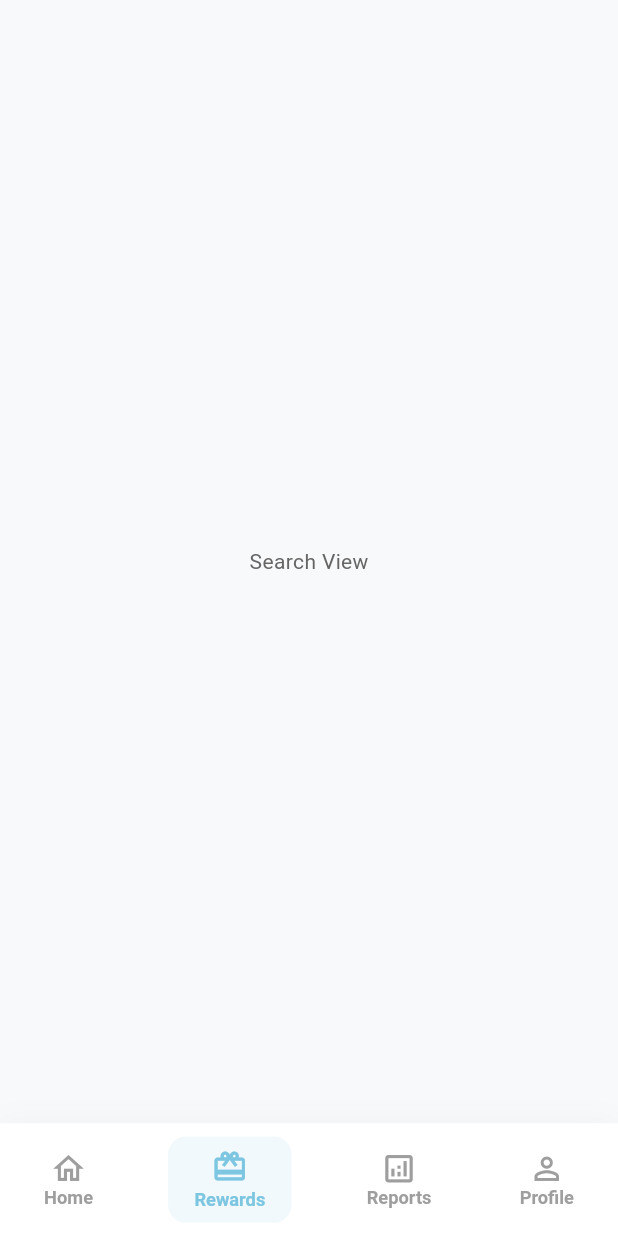
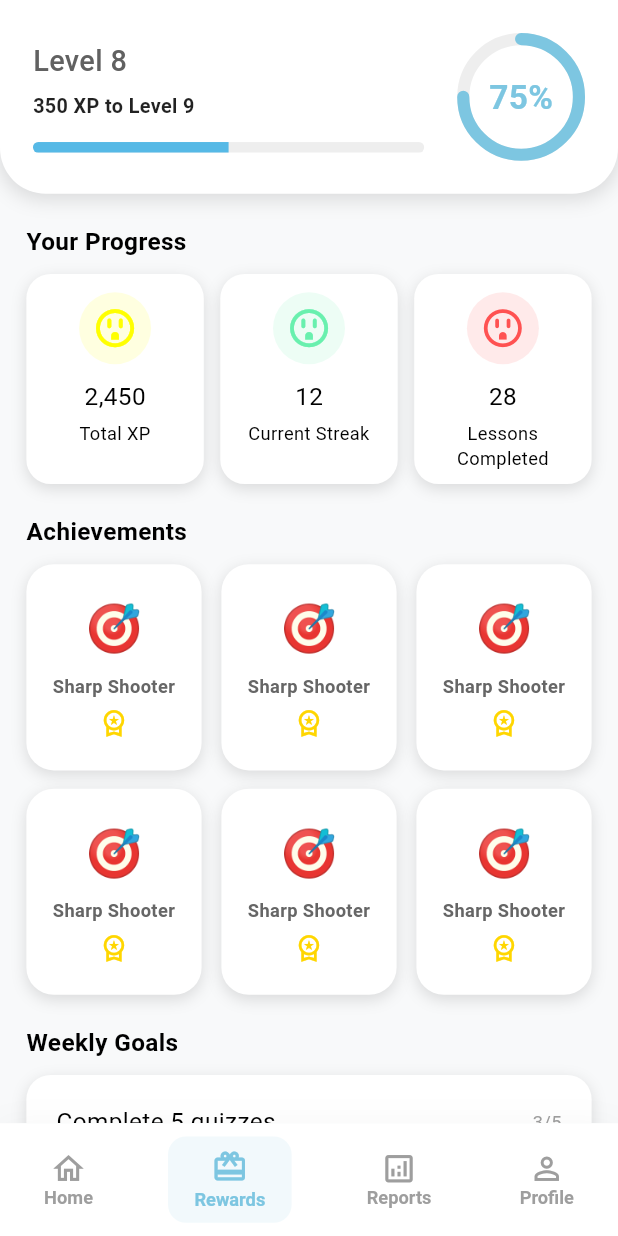
Before and after one commit to ibraam123/cartoon_app, a Flutter app: the MainView screen opened by its route, item 2 of the bottom bar chosen, on a phone screen of 412 x 824 dp. Run offline on Flutter 3.47's test engine with Material 3 defaults, Android fonts, the phone set to English and light mode, and no system bars; drawn by our look-alikes of percent_indicator; our stand-ins replace cloud_firestore, easy_localization, email_validator, firebase_auth, firebase_core, flutter_bloc and 6 more; accounts and stored records are empty.

Commit message:
finish of rewards_view.dart screen design

```diff
--- a/lib/features/home/preseantation/views/home_view.dart
+++ b/lib/features/home/preseantation/views/home_view.dart
@@ -15,7 +15,10 @@ class HomeView extends StatelessWidget {
   Widget build(BuildContext context) {
     return ListView(
       children: [
-        HeaderContainer(),
+        HeaderContainer(
+          title: "Welcome back,",
+          subTitle: "Michael",
+        ),
         SizedBox(height: 20.h),
         Padding(
           padding: EdgeInsets.symmetric(horizontal: 16.w),
--- a/lib/features/home/preseantation/views/main_view.dart
+++ b/lib/features/home/preseantation/views/main_view.dart
@@ -1,6 +1,7 @@
 import 'package:flutter/material.dart';
 
 import '../../../../core/widgets/custom_bottom_navbar.dart';
+import '../../../rewards/presentation/views/rewards_view.dart';
 import 'home_view.dart';
 
 class MainView extends StatefulWidget {
@@ -16,7 +17,7 @@ class _MainViewState extends State<MainView> {
 
   final List<Widget> _pages = [
     HomeView(),
-    SearchView(),
+    RewardsView(),
     FavoriteView(),
     CartView(),
   ];
@@ -41,16 +42,7 @@ class _MainViewState extends State<MainView> {
     );
   }
 }
-class SearchView extends StatelessWidget {
-  const SearchView({super.key});
 
-  @override
-  Widget build(BuildContext context) {
-    return const Center(
-      child: Text('Search View'),
-    );
-  }
-}
 class FavoriteView extends StatelessWidget {
   const FavoriteView({super.key});
 
--- a/lib/features/home/preseantation/widgets/header_container.dart
+++ b/lib/features/home/preseantation/widgets/header_container.dart
@@ -5,7 +5,9 @@ import '../../../../core/config/app_colors.dart';
 import '../../../auth/presentation/widgets/custom_form_text_field.dart';
 
 class HeaderContainer extends StatelessWidget {
-  const HeaderContainer({super.key});
+  const HeaderContainer({super.key , required this.title, required this.subTitle,});
+  final String title;
+  final String subTitle;
 
   @override
   Widget build(BuildContext context) {
@@ -38,14 +40,14 @@ class HeaderContainer extends StatelessWidget {
                 crossAxisAlignment: CrossAxisAlignment.start,
                 children: [
                   Text(
-                    "Welcome back,",
+                    title,
                     style: TextStyle(
                       fontSize: 12.sp,
                       color: Colors.grey,
                     ),
                   ),
                   Text(
-                    "John Doe👋",
+                    subTitle,
                     style: TextStyle(
                       fontSize: 20.sp,
                       color: Colors.black,
--- a/lib/features/home/preseantation/widgets/header_section.dart
+++ b/lib/features/home/preseantation/widgets/header_section.dart
@@ -18,6 +18,7 @@ class HeadersSection extends StatelessWidget {
           style: TextStyle(
             fontSize: 16.sp,
             color: Colors.black,
+            fontWeight: FontWeight.bold,
           ),
         ),
         haveSeeAll! ? TextButton(
--- a/lib/features/rewards/presentation/views/rewards_view.dart
+++ b/lib/features/rewards/presentation/views/rewards_view.dart
@@ -0,0 +1,76 @@
+import 'package:cartoon_app/core/config/app_colors.dart';
+import 'package:cartoon_app/core/widgets/custom_button.dart';
+import 'package:cartoon_app/features/home/preseantation/widgets/header_section.dart';
+import 'package:flutter/material.dart';
+import 'package:flutter_screenutil/flutter_screenutil.dart';
+import '../widgets/achivement_grid_view.dart';
+import '../widgets/header_reward_container.dart';
+import '../widgets/progress_container.dart';
+import '../widgets/weekly_goals_container.dart';
+
+
+class RewardsView extends StatelessWidget {
+  const RewardsView({super.key});
+
+  @override
+  Widget build(BuildContext context) {
+    return ListView(
+      children: [
+        HeaderRewardsContainer(
+          title: "Level 8",
+          subTitle: "350 XP to Level 9",
+        ),
+        SizedBox(height: 20.h),
+        Padding(
+          padding: EdgeInsets.symmetric(horizontal: 16.w),
+          child: HeadersSection(text: "Your Progress" , haveSeeAll: false,),
+        ),
+        SizedBox(height: 10.h),
+        Padding(
+          padding: EdgeInsets.symmetric(horizontal: 16.w),
+          child: Row(
+            children: [
+              Expanded(child: ProgressContainer(icon: Icons.outlet_outlined, colorIcon: Colors.yellowAccent, title: "2,450", subTitle: "Total XP")),
+              SizedBox(width: 10.w),
+              Expanded(child: ProgressContainer(icon: Icons.outlet_outlined, colorIcon: Colors.greenAccent, title: "12", subTitle: "Current Streak")),
+              SizedBox(width: 10.w),
+              Expanded(child: ProgressContainer(icon: Icons.outlet_outlined, colorIcon: Colors.redAccent , title: "28", subTitle: "Lessons Completed" )),
+            ],
+          ),
+        ),
+        SizedBox(height: 20.h),
+        Padding(
+          padding: EdgeInsets.symmetric(horizontal: 16.w),
+          child: HeadersSection(text: "Achievements" , haveSeeAll: false,),
+        ),
+        SizedBox(height: 10.h),
+        Padding(
+          padding: EdgeInsets.symmetric(horizontal: 16.w),
+          child: AchievementsGridView(),
+        ),
+        SizedBox(height: 20.h),
+        Padding(
+          padding: EdgeInsets.symmetric(horizontal: 16.w),
+          child: HeadersSection(text: "Weekly Goals" , haveSeeAll: false,),
+        ),
+        SizedBox(height: 10.h),
+        Padding(
+          padding: EdgeInsets.symmetric(horizontal: 16.w),
+          child: WeeklyGoalsContainer(),
+        ),
+        SizedBox(height: 30.h),
+        Padding(
+          padding: EdgeInsets.symmetric(horizontal: 16.w),
+          child: CustomButton(text: "Continue Learning", color: AppColors.primary , onTap: () {} ,),
+        ),
+        SizedBox(height: 20.h),
+
+
+
+
+
+
+      ],
+    );
+  }
+}
--- /dev/null
+++ b/lib/features/rewards/presentation/widgets/achivement_grid_view.dart
@@ -0,0 +1,102 @@
+import 'package:flutter/material.dart';
+import 'package:flutter_screenutil/flutter_screenutil.dart';
+
+
+
+class AchievementCard extends StatelessWidget {
+  const AchievementCard({
+    super.key,
+    required this.emoji,
+    required this.title,
+    required this.icon,
+  });
+
+  final String emoji;
+  final String title;
+  final IconData icon;
+
+  @override
+  Widget build(BuildContext context) {
+    return Container(
+      padding: EdgeInsets.all(14.w),
+      decoration: BoxDecoration(
+        color: Colors.white,
+        borderRadius: BorderRadius.circular(18.r),
+        boxShadow: [
+          BoxShadow(
+            color: Colors.black12,
+            blurRadius: 8,
+            offset: Offset(0, 3),
+          ),
+        ],
+      ),
+      child: Column(
+        mainAxisAlignment: MainAxisAlignment.center,
+        children: [
+          Flexible(
+            flex: 3,
+            child: FittedBox(
+              child: Text(
+                emoji,
+                style: TextStyle(fontSize: 40.sp),
+              ),
+            ),
+          ),
+
+          SizedBox(height: 8.h),
+
+          Flexible(
+            flex: 2,
+            child: Text(
+              title,
+              maxLines: 1,
+              overflow: TextOverflow.ellipsis,
+              textAlign: TextAlign.center,
+              style: TextStyle(
+                fontSize: 12.sp,
+                fontWeight: FontWeight.w600,
+              ),
+            ),
+          ),
+
+          SizedBox(height: 6.h),
+
+          Icon(
+            icon,
+            color: Colors.yellowAccent.shade700,
+            size: 20.r,
+          ),
+        ],
+      ),
+    );
+  }
+}
+
+class AchievementsGridView extends StatelessWidget {
+  const AchievementsGridView({super.key});
+
+  @override
+  Widget build(BuildContext context) {
+    return GridView.builder(
+      shrinkWrap: true,
+      physics: NeverScrollableScrollPhysics() ,
+      itemCount: 6,
+      gridDelegate: SliverGridDelegateWithFixedCrossAxisCount(
+        crossAxisCount: 3,
+        crossAxisSpacing: 12.w,
+        mainAxisSpacing: 12.h,
+        childAspectRatio: 0.85, // More responsive than 1.0
+      ),
+      itemBuilder: (context, index) {
+        return SizedBox(
+          height: 150.h,
+          child: AchievementCard(
+            emoji: "🎯",
+            title: "Sharp Shooter",
+            icon: Icons.workspace_premium_outlined,
+          ),
+        );
+      },
+    );
+  }
+}
--- /dev/null
+++ b/lib/features/rewards/presentation/widgets/header_reward_container.dart
@@ -0,0 +1,108 @@
+import 'package:flutter/material.dart';
+import 'package:flutter_screenutil/flutter_screenutil.dart';
+import 'package:percent_indicator/circular_percent_indicator.dart';
+
+import '../../../../core/config/app_colors.dart';
+
+class HeaderRewardsContainer extends StatelessWidget {
+  const HeaderRewardsContainer({
+    super.key,
+    required this.title,
+    required this.subTitle,
+  });
+
+  final String title;
+  final String subTitle;
+
+  @override
+  Widget build(BuildContext context) {
+    return Container(
+      padding: EdgeInsets.all(20.w),
+      width: double.infinity,
+      decoration: BoxDecoration(
+        color: Colors.white,
+        borderRadius: BorderRadius.only(
+          bottomLeft: Radius.circular(30.r),
+          bottomRight: Radius.circular(30.r),
+        ),
+        boxShadow: [
+          BoxShadow(
+            color: Colors.black12,
+            blurRadius: 10,
+            spreadRadius: 1,
+            offset: Offset(0, 3),
+          ),
+        ],
+      ),
+      child: Row(
+        crossAxisAlignment: CrossAxisAlignment.center,
+        mainAxisAlignment: MainAxisAlignment.spaceBetween,
+        children: [
+
+          // ================== LEFT SIDE INFO ==================
+          Expanded(
+            child: Column(
+              crossAxisAlignment: CrossAxisAlignment.start,
+              children: [
+                Text(
+                  title,
+                  style: TextStyle(
+                    fontSize: 19.sp,
+                    fontWeight: FontWeight.w500,
+                    color: Colors.grey[700],
+                  ),
+                ),
+
+                SizedBox(height: 6.h),
+
+                Text(
+                  subTitle,
+                  style: TextStyle(
+                    fontSize: 13.sp,
+                    fontWeight: FontWeight.bold,
+                    color: Colors.black87,
+                  ),
+                ),
+
+                SizedBox(height: 14.h),
+
+                // ---------- XP Progress Bar ----------
+                ClipRRect(
+                  borderRadius: BorderRadius.circular(12.r),
+                  child: LinearProgressIndicator(
+                    minHeight: 7.h,
+                    backgroundColor: Colors.grey[200],
+                    value: 0.50,
+                    valueColor:
+                    AlwaysStoppedAnimation(Color(0xFF56B9E6)),
+                  ),
+                ),
+              ],
+            ),
+          ),
+
+
+          SizedBox(width: 20.w),
+
+          // ================== RIGHT SIDE CIRCLE ==================
+          CircularPercentIndicator(
+            radius: 42.r,
+            lineWidth: 8.r,
+            percent: 0.75,
+            progressColor: AppColors.primary,
+            backgroundColor: Colors.grey[200]!,
+            circularStrokeCap: CircularStrokeCap.round,
+            center: Text(
+              "75%",
+              style: TextStyle(
+                fontSize: 22.sp,
+                fontWeight: FontWeight.w600,
+                color: AppColors.primary,
+              ),
+            ),
+          ),
+        ],
+      ),
+    );
+  }
+}
--- /dev/null
+++ b/lib/features/rewards/presentation/widgets/progress_container.dart
@@ -0,0 +1,73 @@
+import 'package:flutter/material.dart';
+import 'package:flutter_screenutil/flutter_screenutil.dart';
+
+class ProgressContainer extends StatelessWidget {
+  const ProgressContainer({super.key , required this.icon, required this.colorIcon, required this.title, required this.subTitle});
+  final IconData icon;
+  final Color colorIcon;
+  final String title;
+  final String subTitle;
+
+  @override
+  Widget build(BuildContext context) {
+    final Size screenSize = MediaQuery.of(context).size;
+    return Container(
+      height: screenSize.height * 0.17,
+      padding: EdgeInsets.symmetric(horizontal: 12.w, vertical: 12.h),
+      width: double.infinity,
+      decoration: BoxDecoration(
+        color: Colors.white,
+        borderRadius: BorderRadius.all(
+          Radius.circular(16.r),
+        ),
+        boxShadow: [
+          BoxShadow(
+            color: Colors.black12,
+            blurRadius: 8,
+            offset: Offset(0, 3),
+          )
+        ],
+      ),
+      child: Center(
+        child: Column(
+          children: [
+            Container(
+              decoration: BoxDecoration(
+                color: colorIcon.withValues(alpha: 0.12),
+                borderRadius: BorderRadius.circular(32.r),
+              ),
+              child: IconButton(
+                onPressed: () {},
+                icon: Icon(
+                  icon,
+                  color: colorIcon,
+                  size: 30.r,
+                ),
+              ),
+            ),
+            SizedBox(height: 10.h),
+            Text(
+              title,
+              style: TextStyle(
+                fontSize: 16.sp,
+                color: Colors.black,
+              ),
+            ),
+            SizedBox(height: 4.h),
+            Text(
+              subTitle,
+              textAlign: TextAlign.center,
+              maxLines: 2,
+              overflow: TextOverflow.ellipsis ,
+              style: TextStyle(
+                fontSize: 12.sp,
+                color: Colors.black,
+
+              ),
+            )
+          ],
+        ),
+      ),
+    );
+  }
+}
--- /dev/null
+++ b/lib/features/rewards/presentation/widgets/weekly_goals_container.dart
@@ -0,0 +1,126 @@
+import 'package:flutter/material.dart';
+import 'package:flutter_screenutil/flutter_screenutil.dart';
+
+class WeeklyGoalsContainer extends StatelessWidget {
+  const WeeklyGoalsContainer({super.key});
+
+  @override
+  Widget build(BuildContext context) {
+    return Container(
+      padding: EdgeInsets.symmetric(horizontal: 20, vertical: 20),
+      width: double.infinity,
+      decoration: BoxDecoration(
+        color: Colors.white,
+        borderRadius: BorderRadius.all(
+          Radius.circular(16.r),
+        ),
+        boxShadow: [
+          BoxShadow(
+            color: Colors.black12,
+            blurRadius: 8,
+            offset: Offset(0, 3),
+          )
+        ],
+      ),
+      child: Column(
+        children: [
+          Column(
+            children: [
+              Row(
+                mainAxisAlignment: MainAxisAlignment.spaceBetween,
+                children: [
+                  Text(
+                    "Complete 5 quizzes",
+                    style: TextStyle(
+                      fontSize: 16.sp,
+                      color: Colors.black,
+                    ),
+                  ),
+                  Text(
+                      "3/5",
+                      style: TextStyle(
+                        fontSize: 12.sp,
+                        color: Colors.grey,
+                      )
+                  ),
+                ],
+              ),
+              SizedBox(height: 10.h),
+              LinearProgressIndicator(
+                minHeight: 8,
+                backgroundColor: Colors.grey,
+                valueColor: AlwaysStoppedAnimation(Color(0xFF56B9E6)),
+                value: 0.6,
+                borderRadius: BorderRadius.circular(12.r) ,
+              )
+            ],
+          ),
+          SizedBox(height: 20.h),
+          Column(
+            children: [
+              Row(
+                mainAxisAlignment: MainAxisAlignment.spaceBetween,
+                children: [
+                  Text(
+                    "Complete 5 quizzes",
+                    style: TextStyle(
+                      fontSize: 16.sp,
+                      color: Colors.black,
+                    ),
+                  ),
+                  Text(
+                      "3/5",
+                      style: TextStyle(
+                        fontSize: 12.sp,
+                        color: Colors.grey,
+                      )
+                  ),
+                ],
+              ),
+              SizedBox(height: 10.h),
+              LinearProgressIndicator(
+                minHeight: 8,
+                backgroundColor: Colors.grey,
+                valueColor: AlwaysStoppedAnimation(Color(0xFF56B9E6)),
+                value: 0.6,
+                borderRadius: BorderRadius.circular(12.r) ,
+              )
+            ],
+          ),
+          SizedBox(height: 20.h),
+          Column(
+            children: [
+              Row(
+                mainAxisAlignment: MainAxisAlignment.spaceBetween,
+                children: [
+                  Text(
+                    "Complete 5 quizzes",
+                    style: TextStyle(
+                      fontSize: 16.sp,
+                      color: Colors.black,
+                    ),
+                  ),
+                  Text(
+                      "3/5",
+                      style: TextStyle(
+                        fontSize: 12.sp,
+                        color: Colors.grey,
+                      )
+                  ),
+                ],
+              ),
+              SizedBox(height: 10.h),
+              LinearProgressIndicator(
+                minHeight: 8,
+                backgroundColor: Colors.grey,
+                valueColor: AlwaysStoppedAnimation(Color(0xFF56B9E6)),
+                value: 0.6,
+                borderRadius: BorderRadius.circular(12.r) ,
+              )
+            ],
+          ),
+        ],
+      ),
+    );
+  }
+}
--- a/lib/features/splash/splash_view.dart
+++ b/lib/features/splash/splash_view.dart
@@ -40,7 +40,7 @@ class _SplashScreenState extends State<SplashScreen> with SingleTickerProviderSt
 
     if (currentState is AuthSuccess && currentState.user != null) {
       // User is logged in - go to main screen
-      GoRouter.of(context).go(AppRoutes.kAuth);
+      GoRouter.of(context).go(AppRoutes.kMain);
     } else {
       // User is not logged in - go to sign up
       GoRouter.of(context).go(AppRoutes.kOnboardingView);
```
